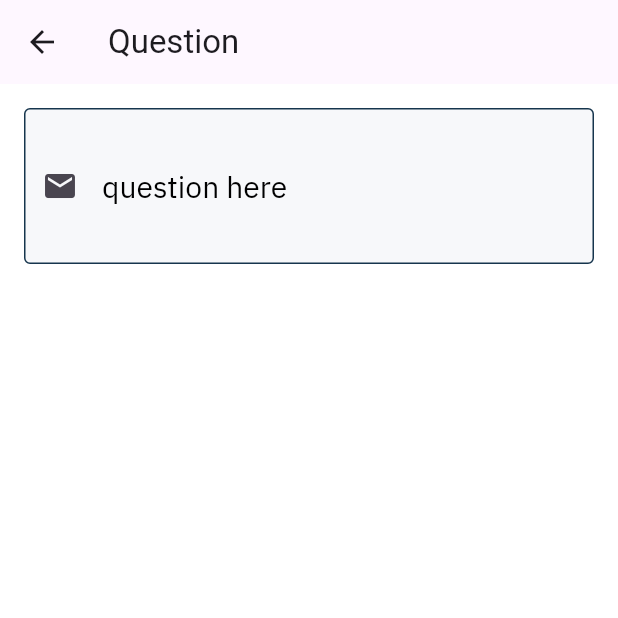
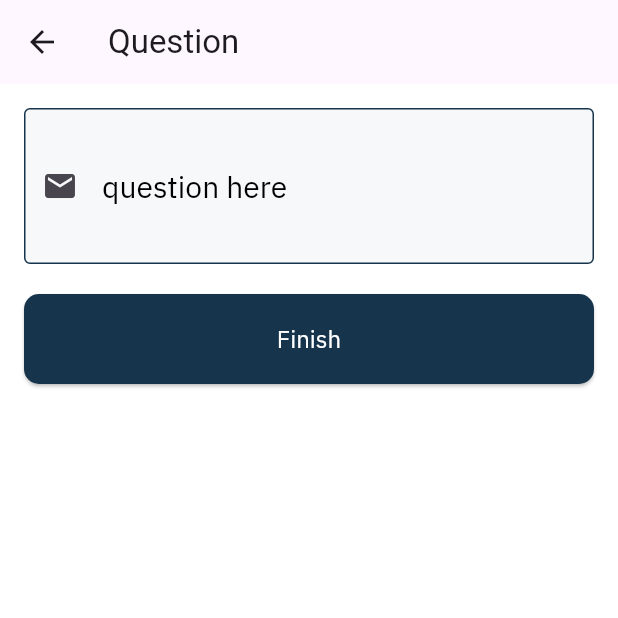
Before and after one commit to yousifdahabra/aegis-ai-app, a Flutter app: the CustomQuestionInput screen opened directly, on a phone screen of 412 x 824 dp, the top half of it. Run offline on Flutter 3.47's test engine with Material 3 defaults, Android fonts, the phone set to English and light mode, and no system bars; our stand-ins replace animate_do, smooth_page_indicator.

Commit message:
App - update CustomQuestionInput add CustomButton

```diff
--- a/lib/common_widget/questions/custom_question_input.dart
+++ b/lib/common_widget/questions/custom_question_input.dart
@@ -29,6 +29,22 @@ class _CustomQuestionInputState extends State<CustomQuestionInput> {
               icon: Icon(Icons.email),
               multiLine: true,
             ),
+            SizedBox(
+              height: 20,
+            ),
+            CustomButton(
+              onPressed: () {
+                Navigator.push(
+                  context,
+                  MaterialPageRoute(
+                    builder: (context) {
+                      return CustomQuestionInput();
+                    },
+                  ),
+                );
+              },
+              text: 'Finish',
+            ),
           ],
         ),
       ),
```
